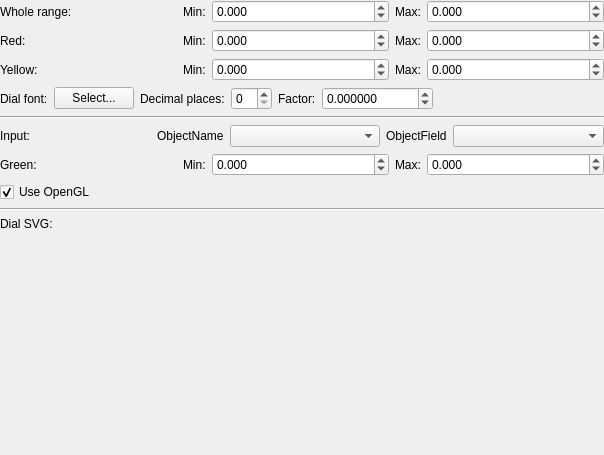
This is ground/openpilotgcs/src/plugins/lineardial/lineardialgadgetoptionspage.ui in openpilot/OpenPilot as Qt 5 draws it before an edit. The edited form follows.
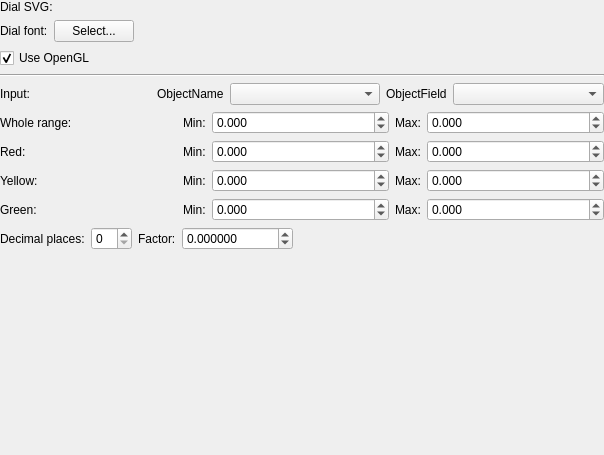
This is the edited form. Custom widgets are drawn as their Qt base class.

Patch:
```diff
--- a/ground/openpilotgcs/src/plugins/lineardial/lineardialgadgetoptionspage.ui
+++ b/ground/openpilotgcs/src/plugins/lineardial/lineardialgadgetoptionspage.ui
@@ -47,6 +47,148 @@
        <property name="margin">
         <number>0</number>
        </property>
+       <item>
+        <layout class="QHBoxLayout" name="horizontalLayout" stretch="0,0">
+         <property name="spacing">
+          <number>6</number>
+         </property>
+         <property name="sizeConstraint">
+          <enum>QLayout::SetMaximumSize</enum>
+         </property>
+         <property name="bottomMargin">
+          <number>0</number>
+         </property>
+         <item>
+          <widget class="QLabel" name="label">
+           <property name="text">
+            <string>Dial SVG: </string>
+           </property>
+          </widget>
+         </item>
+         <item>
+          <widget class="Utils::PathChooser" name="svgSourceFile" native="true">
+           <property name="sizePolicy">
+            <sizepolicy hsizetype="MinimumExpanding" vsizetype="Preferred">
+             <horstretch>0</horstretch>
+             <verstretch>0</verstretch>
+            </sizepolicy>
+           </property>
+          </widget>
+         </item>
+        </layout>
+       </item>
+       <item>
+        <layout class="QHBoxLayout" name="horizontalLayout_6">
+         <property name="topMargin">
+          <number>0</number>
+         </property>
+         <item>
+          <widget class="QLabel" name="label_14">
+           <property name="sizePolicy">
+            <sizepolicy hsizetype="Minimum" vsizetype="Preferred">
+             <horstretch>0</horstretch>
+             <verstretch>0</verstretch>
+            </sizepolicy>
+           </property>
+           <property name="text">
+            <string>Dial font:</string>
+           </property>
+          </widget>
+         </item>
+         <item>
+          <widget class="QPushButton" name="fontPicker">
+           <property name="text">
+            <string>Select...</string>
+           </property>
+          </widget>
+         </item>
+         <item>
+          <spacer name="horizontalSpacer">
+           <property name="orientation">
+            <enum>Qt::Horizontal</enum>
+           </property>
+           <property name="sizeHint" stdset="0">
+            <size>
+             <width>40</width>
+             <height>20</height>
+            </size>
+           </property>
+          </spacer>
+         </item>
+        </layout>
+       </item>
+       <item>
+        <layout class="QHBoxLayout" name="horizontalLayout_8">
+         <item>
+          <widget class="QCheckBox" name="useOpenGL">
+           <property name="text">
+            <string>Use OpenGL</string>
+           </property>
+           <property name="checked">
+            <bool>true</bool>
+           </property>
+          </widget>
+         </item>
+        </layout>
+       </item>
+       <item>
+        <widget class="Line" name="line">
+         <property name="orientation">
+          <enum>Qt::Horizontal</enum>
+         </property>
+        </widget>
+       </item>
+       <item>
+        <layout class="QHBoxLayout" name="horizontalLayout_7">
+         <item>
+          <widget class="QLabel" name="label_17">
+           <property name="sizePolicy">
+            <sizepolicy hsizetype="MinimumExpanding" vsizetype="Preferred">
+             <horstretch>0</horstretch>
+             <verstretch>0</verstretch>
+            </sizepolicy>
+           </property>
+           <property name="text">
+            <string>Input:</string>
+           </property>
+          </widget>
+         </item>
+         <item>
+          <widget class="QLabel" name="label_18">
+           <property name="text">
+            <string>ObjectName</string>
+           </property>
+          </widget>
+         </item>
+         <item>
+          <widget class="QComboBox" name="objectName">
+           <property name="sizePolicy">
+            <sizepolicy hsizetype="Expanding" vsizetype="Fixed">
+             <horstretch>0</horstretch>
+             <verstretch>0</verstretch>
+            </sizepolicy>
+           </property>
+          </widget>
+         </item>
+         <item>
+          <widget class="QLabel" name="label_19">
+           <property name="text">
+            <string>ObjectField</string>
+           </property>
+          </widget>
+         </item>
+         <item>
+          <widget class="QComboBox" name="objectField">
+           <property name="sizePolicy">
+            <sizepolicy hsizetype="Expanding" vsizetype="Fixed">
+             <horstretch>0</horstretch>
+             <verstretch>0</verstretch>
+            </sizepolicy>
+           </property>
+          </widget>
+         </item>
+        </layout>
+       </item>
        <item>
         <layout class="QHBoxLayout" name="horizontalLayout_5">
          <item>
@@ -255,30 +397,79 @@
         </layout>
        </item>
        <item>
-        <layout class="QHBoxLayout" name="horizontalLayout_6">
-         <property name="topMargin">
+        <layout class="QHBoxLayout" name="horizontalLayout_2">
+         <item>
+          <widget class="QLabel" name="label_2">
+           <property name="sizePolicy">
+            <sizepolicy hsizetype="MinimumExpanding" vsizetype="Preferred">
+             <horstretch>0</horstretch>
+             <verstretch>0</verstretch>
+            </sizepolicy>
+           </property>
+           <property name="text">
+            <string>Green:</string>
+           </property>
+          </widget>
+         </item>
+         <item>
+          <widget class="QLabel" name="label_3">
+           <property name="text">
+            <string>Min:</string>
+           </property>
+          </widget>
+         </item>
+         <item>
+          <widget class="QDoubleSpinBox" name="greenMin">
+           <property name="sizePolicy">
+            <sizepolicy hsizetype="MinimumExpanding" vsizetype="Fixed">
+             <horstretch>0</horstretch>
+             <verstretch>0</verstretch>
+            </sizepolicy>
+           </property>
+           <property name="decimals">
+            <number>3</number>
+           </property>
+           <property name="minimum">
+            <double>-99999.000000000000000</double>
+           </property>
+           <property name="maximum">
+            <double>99999.990000000005239</double>
+           </property>
+          </widget>
+         </item>
+         <item>
+          <widget class="QLabel" name="label_10">
+           <property name="text">
+            <string>Max:</string>
+           </property>
+          </widget>
+         </item>
+         <item>
+          <widget class="QDoubleSpinBox" name="greenMax">
+           <property name="sizePolicy">
+            <sizepolicy hsizetype="MinimumExpanding" vsizetype="Fixed">
+             <horstretch>0</horstretch>
+             <verstretch>0</verstretch>
+            </sizepolicy>
+           </property>
+           <property name="decimals">
+            <number>3</number>
+           </property>
+           <property name="minimum">
+            <double>-99999.000000000000000</double>
+           </property>
+           <property name="maximum">
+            <double>99999.990000000005239</double>
+           </property>
+          </widget>
+         </item>
+        </layout>
+       </item>
+       <item>
+        <layout class="QHBoxLayout" name="horizontalLayout_9">
+         <property name="bottomMargin">
           <number>0</number>
          </property>
-         <item>
-          <widget class="QLabel" name="label_14">
-           <property name="sizePolicy">
-            <sizepolicy hsizetype="Minimum" vsizetype="Preferred">
-             <horstretch>0</horstretch>
-             <verstretch>0</verstretch>
-            </sizepolicy>
-           </property>
-           <property name="text">
-            <string>Dial font:</string>
-           </property>
-          </widget>
-         </item>
-         <item>
-          <widget class="QPushButton" name="fontPicker">
-           <property name="text">
-            <string>Select...</string>
-           </property>
-          </widget>
-         </item>
          <item>
           <widget class="QLabel" name="label_15">
            <property name="text">
@@ -314,7 +505,7 @@
           </widget>
          </item>
          <item>
-          <spacer name="horizontalSpacer">
+          <spacer name="horizontalSpacer_2">
            <property name="orientation">
             <enum>Qt::Horizontal</enum>
            </property>
@@ -328,184 +519,6 @@
          </item>
         </layout>
        </item>
-       <item>
-        <widget class="Line" name="line">
-         <property name="orientation">
-          <enum>Qt::Horizontal</enum>
-         </property>
-        </widget>
-       </item>
-       <item>
-        <layout class="QHBoxLayout" name="horizontalLayout_7">
-         <item>
-          <widget class="QLabel" name="label_17">
-           <property name="sizePolicy">
-            <sizepolicy hsizetype="MinimumExpanding" vsizetype="Preferred">
-             <horstretch>0</horstretch>
-             <verstretch>0</verstretch>
-            </sizepolicy>
-           </property>
-           <property name="text">
-            <string>Input:</string>
-           </property>
-          </widget>
-         </item>
-         <item>
-          <widget class="QLabel" name="label_18">
-           <property name="text">
-            <string>ObjectName</string>
-           </property>
-          </widget>
-         </item>
-         <item>
-          <widget class="QComboBox" name="objectName">
-           <property name="sizePolicy">
-            <sizepolicy hsizetype="Expanding" vsizetype="Fixed">
-             <horstretch>0</horstretch>
-             <verstretch>0</verstretch>
-            </sizepolicy>
-           </property>
-          </widget>
-         </item>
-         <item>
-          <widget class="QLabel" name="label_19">
-           <property name="text">
-            <string>ObjectField</string>
-           </property>
-          </widget>
-         </item>
-         <item>
-          <widget class="QComboBox" name="objectField">
-           <property name="sizePolicy">
-            <sizepolicy hsizetype="Expanding" vsizetype="Fixed">
-             <horstretch>0</horstretch>
-             <verstretch>0</verstretch>
-            </sizepolicy>
-           </property>
-          </widget>
-         </item>
-        </layout>
-       </item>
-       <item>
-        <layout class="QHBoxLayout" name="horizontalLayout_2">
-         <item>
-          <widget class="QLabel" name="label_2">
-           <property name="sizePolicy">
-            <sizepolicy hsizetype="MinimumExpanding" vsizetype="Preferred">
-             <horstretch>0</horstretch>
-             <verstretch>0</verstretch>
-            </sizepolicy>
-           </property>
-           <property name="text">
-            <string>Green:</string>
-           </property>
-          </widget>
-         </item>
-         <item>
-          <widget class="QLabel" name="label_3">
-           <property name="text">
-            <string>Min:</string>
-           </property>
-          </widget>
-         </item>
-         <item>
-          <widget class="QDoubleSpinBox" name="greenMin">
-           <property name="sizePolicy">
-            <sizepolicy hsizetype="MinimumExpanding" vsizetype="Fixed">
-             <horstretch>0</horstretch>
-             <verstretch>0</verstretch>
-            </sizepolicy>
-           </property>
-           <property name="decimals">
-            <number>3</number>
-           </property>
-           <property name="minimum">
-            <double>-99999.000000000000000</double>
-           </property>
-           <property name="maximum">
-            <double>99999.990000000005239</double>
-           </property>
-          </widget>
-         </item>
-         <item>
-          <widget class="QLabel" name="label_10">
-           <property name="text">
-            <string>Max:</string>
-           </property>
-          </widget>
-         </item>
-         <item>
-          <widget class="QDoubleSpinBox" name="greenMax">
-           <property name="sizePolicy">
-            <sizepolicy hsizetype="MinimumExpanding" vsizetype="Fixed">
-             <horstretch>0</horstretch>
-             <verstretch>0</verstretch>
-            </sizepolicy>
-           </property>
-           <property name="decimals">
-            <number>3</number>
-           </property>
-           <property name="minimum">
-            <double>-99999.000000000000000</double>
-           </property>
-           <property name="maximum">
-            <double>99999.990000000005239</double>
-           </property>
-          </widget>
-         </item>
-        </layout>
-       </item>
-       <item>
-        <layout class="QHBoxLayout" name="horizontalLayout_8">
-         <item>
-          <widget class="QCheckBox" name="useOpenGL">
-           <property name="text">
-            <string>Use OpenGL</string>
-           </property>
-           <property name="checked">
-            <bool>true</bool>
-           </property>
-          </widget>
-         </item>
-        </layout>
-       </item>
-       <item>
-        <widget class="Line" name="line_3">
-         <property name="orientation">
-          <enum>Qt::Horizontal</enum>
-         </property>
-        </widget>
-       </item>
-       <item>
-        <layout class="QHBoxLayout" name="horizontalLayout" stretch="0,0">
-         <property name="spacing">
-          <number>10</number>
-         </property>
-         <property name="sizeConstraint">
-          <enum>QLayout::SetMaximumSize</enum>
-         </property>
-         <property name="bottomMargin">
-          <number>10</number>
-         </property>
-         <item>
-          <widget class="QLabel" name="label">
-           <property name="text">
-            <string>Dial SVG: </string>
-           </property>
-          </widget>
-         </item>
-         <item>
-          <widget class="Utils::PathChooser" name="svgSourceFile" native="true">
-           <property name="sizePolicy">
-            <sizepolicy hsizetype="MinimumExpanding" vsizetype="Preferred">
-             <horstretch>0</horstretch>
-             <verstretch>0</verstretch>
-            </sizepolicy>
-           </property>
-          </widget>
-         </item>
-        </layout>
-       </item>
        <item>
         <spacer name="verticalSpacer">
          <property name="orientation">
```
